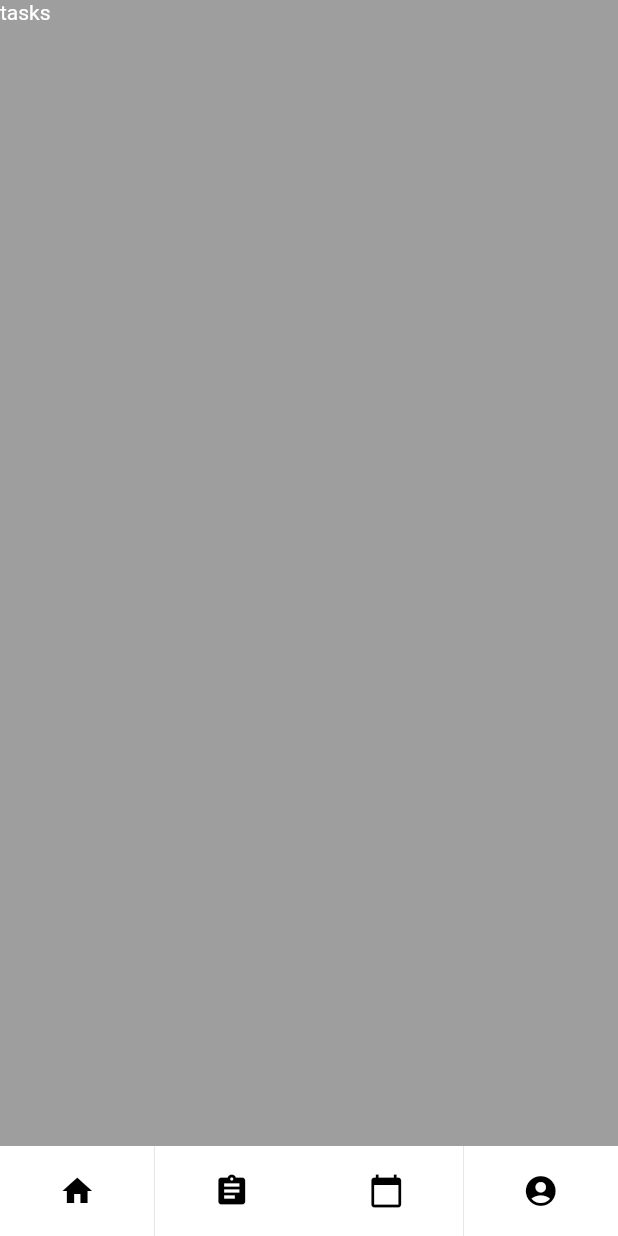
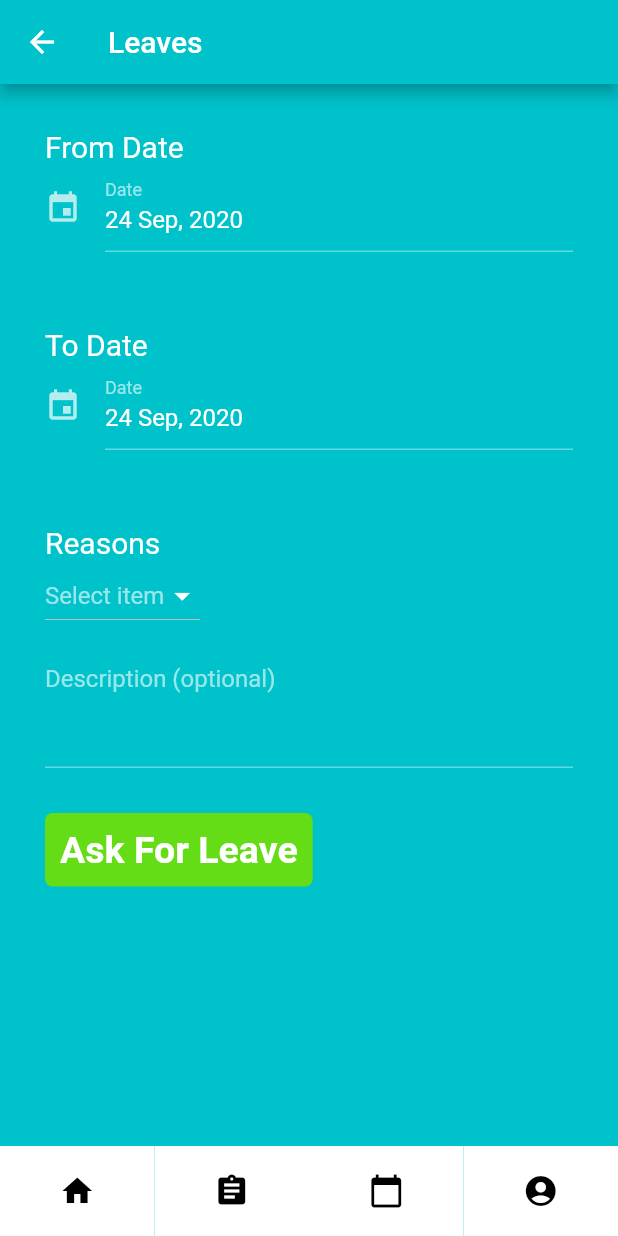
Before and after one commit to Preetam3620/Employee-Tracker-App, a Flutter app: the Leaves screen opened directly, on a phone screen of 412 x 824 dp. Run offline on Flutter 3.47's test engine with Material 2 defaults, Android fonts, the phone set to English and light mode, and no system bars; drawn by our look-alikes of date_time_picker; our stand-ins replace flutter_image_slideshow.

Commit message:
leaves page complete

```diff
--- a/emp_tracker/lib/screens/leaves.dart
+++ b/emp_tracker/lib/screens/leaves.dart
@@ -1,13 +1,19 @@
+import 'package:flutter/cupertino.dart';
 import 'package:flutter/material.dart';
 import 'package:emp_tracker/modules/bottom_icons.dart';
 import 'package:emp_tracker/screens/home.dart';
 import 'package:emp_tracker/screens/tasks.dart';
 import 'package:emp_tracker/screens/profile.dart';
-import 'package:emp_tracker/screens/leaves.dart';
+import 'package:date_time_picker/date_time_picker.dart';
 
 class Leaves extends StatefulWidget {
   @override
   _LeavesState createState() => _LeavesState();
+}
+
+class Item {
+  const Item(this.name);
+  final String name;
 }
 
 class _LeavesState extends State<Leaves> {
@@ -16,12 +22,139 @@ class _LeavesState extends State<Leaves> {
   bool theme4 = false;
   bool theme5 = false;
 
+  Item selectedUser;
+  List<Item> users = <Item>[
+    const Item('Personal'),
+    const Item('Travel'),
+    const Item('Medical'),
+    const Item('Other'),
+  ];
+  final _controller = TextEditingController();
+
   @override
   Widget build(BuildContext context) {
     return SafeArea(
       child: Scaffold(
-        body: Text('tasks'),
-        backgroundColor: Colors.grey,
+        appBar: AppBar(
+          // elevation: 0.0,
+          backgroundColor: Color(0xFF00C2CB),
+          title: Text('Leaves'),
+        ),
+        body: Container(
+          margin: EdgeInsets.all(30),
+          child: SingleChildScrollView(
+            child: SizedBox(
+              height: MediaQuery.of(context).size.height,
+              child: Column(
+                crossAxisAlignment: CrossAxisAlignment.start,
+                children: [
+                  Text(
+                    'From Date',
+                    style: TextStyle(fontSize: 20),
+                  ),
+                  DateTimePicker(
+                    initialValue: DateTime.now().toString(),
+                    dateMask: 'd MMM, yyyy',
+                    firstDate: DateTime(2000),
+                    lastDate: DateTime(2100),
+                    icon: Icon(Icons.event),
+                    dateLabelText: 'Date',
+                    onChanged: (fromDate) => print(fromDate),
+                    validator: (fromDate) {
+                      print(fromDate);
+                      return null;
+                    },
+                    onSaved: (fromDate) => print(fromDate),
+                  ),
+                  SizedBox(
+                    height: 50,
+                  ),
+                  Text(
+                    'To Date',
+                    style: TextStyle(fontSize: 20),
+                  ),
+                  DateTimePicker(
+                    initialValue: DateTime.now().toString(),
+                    dateMask: 'd MMM, yyyy',
+                    firstDate: DateTime(2000),
+                    lastDate: DateTime(2100),
+                    icon: Icon(Icons.event),
+                    dateLabelText: 'Date',
+                    onChanged: (toDate) => print(toDate),
+                    validator: (toDate) {
+                      print(toDate);
+                      return null;
+                    },
+                    onSaved: (toDate) => print(toDate),
+                  ),
+                  SizedBox(
+                    height: 50,
+                  ),
+                  Text(
+                    'Reasons',
+                    style: TextStyle(fontSize: 20),
+                  ),
+                  DropdownButton<Item>(
+                    dropdownColor: Colors.white,
+                    iconEnabledColor: Colors.white,
+                    // focusColor: Colors.white,
+                    hint: Text("Select item"),
+                    value: selectedUser,
+                    onChanged: (Item Value) {
+                      setState(() {
+                        selectedUser = Value;
+                      });
+                    },
+                    items: users.map((Item user) {
+                      return DropdownMenuItem<Item>(
+                        value: user,
+                        child: Row(
+                          children: <Widget>[
+                            SizedBox(
+                              width: 10,
+                            ),
+                            Text(
+                              user.name,
+                              style: TextStyle(color: Colors.black),
+                            ),
+                          ],
+                        ),
+                      );
+                    }).toList(),
+                  ),
+                  SizedBox(height: 10),
+                  TextField(
+                    controller: _controller,
+                    decoration: InputDecoration(
+                      focusedBorder: OutlineInputBorder(
+                          borderSide: BorderSide(color: Colors.black45)),
+                      hintText: 'Description (optional)',
+                    ),
+                    maxLines: 3,
+                  ),
+                  SizedBox(height: 30),
+                  Container(
+                    // alignment: Alignment.center,
+                    padding: EdgeInsets.all(10),
+                    decoration: BoxDecoration(
+                      color: Color(0xFF64DD17),
+                      borderRadius: BorderRadius.circular(5.0),
+                    ),
+                    child: Text(
+                      "Ask For Leave",
+                      style: TextStyle(
+                        color: Colors.white,
+                        fontSize: 25.0,
+                        fontWeight: FontWeight.w600,
+                      ),
+                    ),
+                  ),
+                ],
+              ),
+            ),
+          ),
+        ),
+        backgroundColor: Color(0xFF00C2CB),
         bottomNavigationBar: Row(
           children: <Widget>[
             Expanded(
--- a/emp_tracker/pubspec.yaml
+++ b/emp_tracker/pubspec.yaml
@@ -27,6 +27,8 @@ dependencies:
   # The following adds the Cupertino Icons font to your application.
   # Use with the CupertinoIcons class for iOS style icons.
   cupertino_icons: ^0.1.3
+  flutter_image_slideshow: ^0.0.1
+  date_time_picker: ^1.0.2
 
 dev_dependencies:
   flutter_test:
```
Also changed, not shown: emp_tracker/lib/screens/loginScreen.dart (+23 -20 lines), emp_tracker/pubspec.lock.
